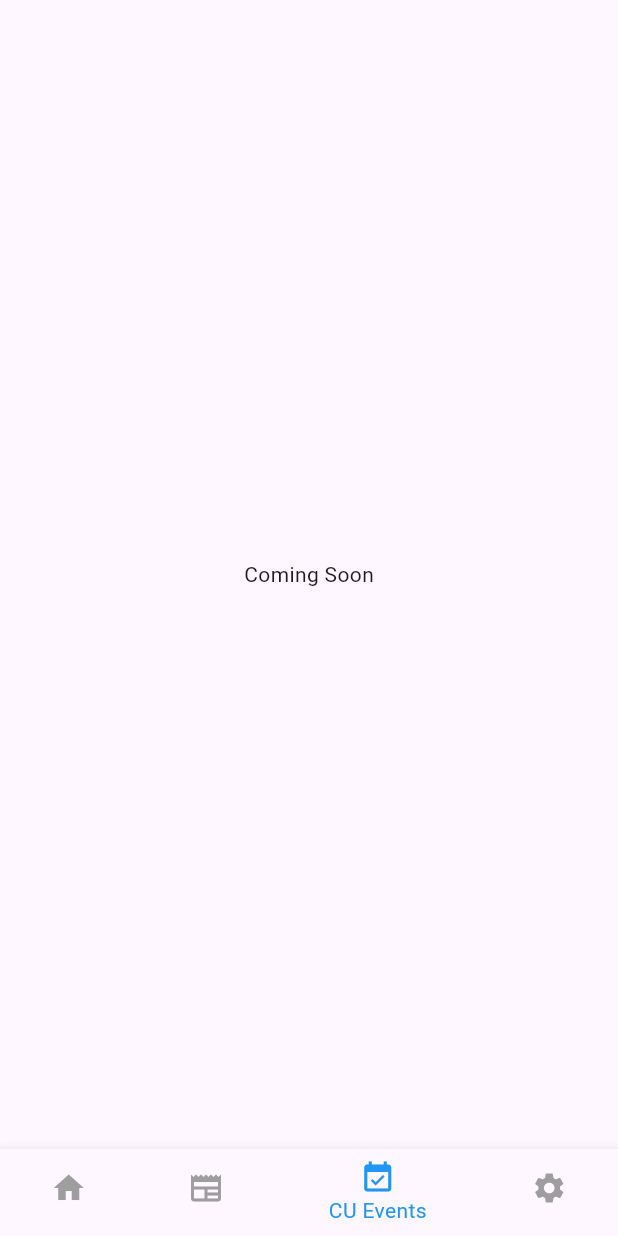
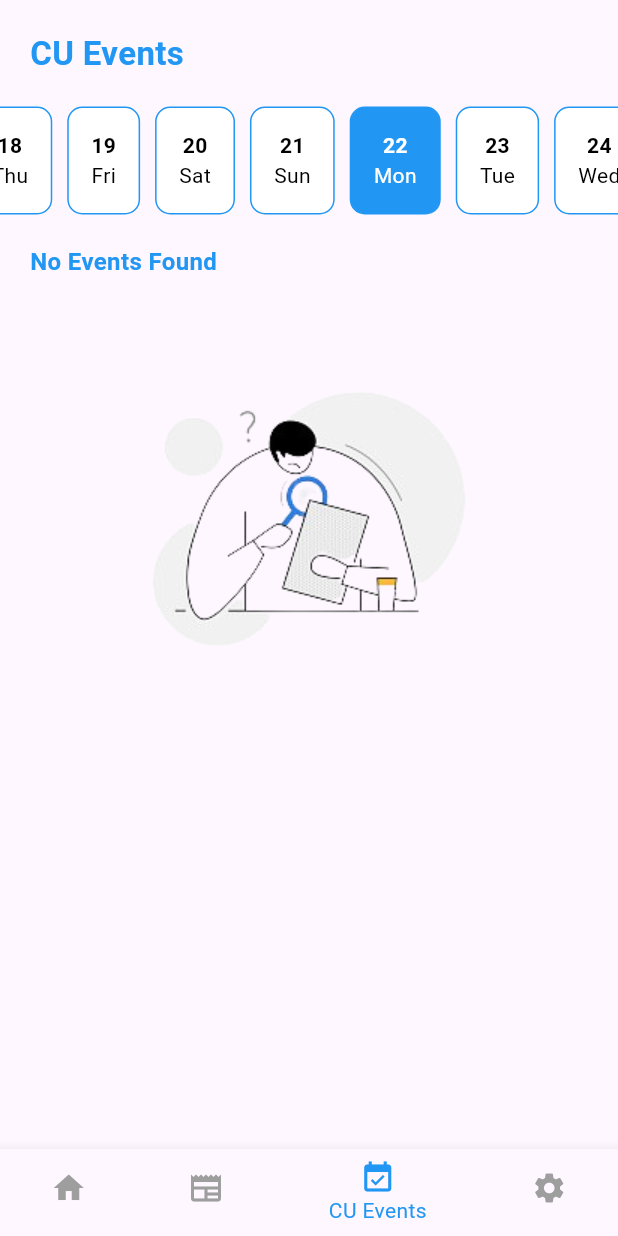
Before and after one commit to ThihaThantSin777/color-ado, a Flutter app: the screen it shows after launch, item 3 of the bottom bar chosen, on a phone screen of 412 x 824 dp. Run offline on Flutter 3.47's test engine with Material 3 defaults, Android fonts, the light colour scheme and no system bars; our stand-ins replace cached_network_image, firebase_core, firebase_database; accounts and stored records are empty.

Commit message:
CU Events implementation

```diff
--- /dev/null
+++ b/lib/bloc/users/cu_events_bloc.dart
@@ -0,0 +1,39 @@
+import 'package:color_ado/bloc/base_bloc.dart';
+import 'package:color_ado/data/model/color_ado_model.dart';
+import 'package:color_ado/data/vos/cu_events_vo/cu_events_vo.dart';
+import 'package:color_ado/utils/string_extensions.dart';
+
+class CUEventsBloc extends BaseBloc {
+  List<CUEventsVO>? _storeAllCUEvents;
+  List<CUEventsVO>? _cuEvents;
+
+  List<CUEventsVO>? get getCUEvents => _cuEvents;
+
+  int? _cuEventsCountByDate;
+
+  int? get getCUEventsCountByDate => _cuEventsCountByDate;
+
+  final ColorAdoModel _colorAdoModel = ColorAdoModel();
+
+  CUEventsBloc() {
+    _colorAdoModel.getCUEvents().listen((cuEvents) {
+      if (cuEvents.isEmpty) {
+        _cuEvents = [];
+        _storeAllCUEvents = [];
+        _cuEventsCountByDate = 0;
+      } else {
+        _storeAllCUEvents = cuEvents;
+        final currentDateTime = DateTime.now().toString().getYearMonthDay;
+        _cuEvents = _storeAllCUEvents?.where((data) => data.createdAt.getYearMonthDay == currentDateTime).toList();
+        _cuEventsCountByDate = _cuEvents?.length;
+      }
+      notifyListeners();
+    });
+  }
+
+  void onTapDateSelect(DateTime selectDateTime) {
+    _cuEvents = _storeAllCUEvents?.where((data) => data.createdAt.getYearMonthDay == selectDateTime.toString().getYearMonthDay).toList();
+    _cuEventsCountByDate = _cuEvents?.length;
+    notifyListeners();
+  }
+}
--- a/lib/data/model/color_ado_model.dart
+++ b/lib/data/model/color_ado_model.dart
@@ -1,5 +1,6 @@
 import 'package:color_ado/data/vos/banner_vo/banner_vo.dart';
 import 'package:color_ado/data/vos/centers_vo/centers_vo.dart';
+import 'package:color_ado/data/vos/cu_events_vo/cu_events_vo.dart';
 import 'package:color_ado/data/vos/facilities_vo/facilities_vo.dart';
 import 'package:color_ado/data/vos/local_and_international_relations_vo/local_and_international_relations_vo.dart';
 import 'package:color_ado/data/vos/news_vo/news_vo.dart';
@@ -24,4 +25,6 @@ class ColorAdoModel {
   Stream<List<LocalAndInternationalRelationsVO>> getLocalAndInternationalRelations() => _adoDataAgent.getLocalAndInternationalRelations();
 
   Stream<List<NewsVO>> getNews() => _adoDataAgent.getNews();
+
+  Stream<List<CUEventsVO>> getCUEvents() => _adoDataAgent.getCUEvents();
 }
--- /dev/null
+++ b/lib/data/vos/cu_events_vo/cu_events_vo.dart
@@ -0,0 +1,23 @@
+import 'package:json_annotation/json_annotation.dart';
+
+part 'cu_events_vo.g.dart';
+
+@JsonSerializable()
+class CUEventsVO {
+  int id;
+  String title;
+  String description;
+  @JsonKey(name: 'create_at')
+  String createdAt;
+
+  CUEventsVO(
+    this.id,
+    this.title,
+    this.description,
+    this.createdAt,
+  );
+
+  factory CUEventsVO.fromJson(Map<String, dynamic> json) => _$CUEventsVOFromJson(json);
+
+  Map<String, dynamic> toJson() => _$CUEventsVOToJson(this);
+}
--- a/lib/network/data_agent/color_ado_data_agents.dart
+++ b/lib/network/data_agent/color_ado_data_agents.dart
@@ -1,5 +1,6 @@
 import 'package:color_ado/data/vos/banner_vo/banner_vo.dart';
 import 'package:color_ado/data/vos/centers_vo/centers_vo.dart';
+import 'package:color_ado/data/vos/cu_events_vo/cu_events_vo.dart';
 import 'package:color_ado/data/vos/facilities_vo/facilities_vo.dart';
 import 'package:color_ado/data/vos/local_and_international_relations_vo/local_and_international_relations_vo.dart';
 import 'package:color_ado/data/vos/news_vo/news_vo.dart';
@@ -14,4 +15,6 @@ abstract class ColorAdoDataAgent {
   Stream<List<LocalAndInternationalRelationsVO>> getLocalAndInternationalRelations();
 
   Stream<List<NewsVO>> getNews();
+
+  Stream<List<CUEventsVO>> getCUEvents();
 }
--- /dev/null
+++ b/lib/pages/users/home/cu_events_page.dart
@@ -0,0 +1,130 @@
+import 'package:color_ado/bloc/users/cu_events_bloc.dart';
+import 'package:color_ado/data/vos/cu_events_vo/cu_events_vo.dart';
+import 'package:color_ado/pages/users/home/cu_events_details_page.dart';
+import 'package:color_ado/resources/dimens.dart';
+import 'package:color_ado/utils/string_extensions.dart';
+import 'package:color_ado/widgets/blue_card_container_widget.dart';
+import 'package:color_ado/widgets/custom_date_picker_widget.dart';
+import 'package:color_ado/widgets/data_empty_widget.dart';
+import 'package:flutter/material.dart';
+import 'package:provider/provider.dart';
+
+class CUEventsPage extends StatelessWidget {
+  const CUEventsPage({super.key});
+
+  @override
+  Widget build(BuildContext context) {
+    return ChangeNotifierProvider<CUEventsBloc>(
+      create: (_) => CUEventsBloc(),
+      child: Scaffold(
+        body: SafeArea(
+          child: Column(
+            mainAxisSize: MainAxisSize.min,
+            crossAxisAlignment: CrossAxisAlignment.start,
+            children: [
+              const SizedBox(
+                height: kSP20x,
+              ),
+              const Padding(
+                padding: EdgeInsets.only(
+                  left: kSP20x,
+                ),
+                child: Text(
+                  'CU Events',
+                  style: TextStyle(
+                    color: Colors.blue,
+                    fontSize: kFontSize22x,
+                    fontWeight: FontWeight.w600,
+                  ),
+                ),
+              ),
+              const SizedBox(
+                height: kSP10x,
+              ),
+              Builder(builder: (context) {
+                return CustomDatePickerWidget(
+                  onTapDate: (date) {
+                    final bloc = context.read<CUEventsBloc>();
+                    bloc.onTapDateSelect(date);
+                  },
+                );
+              }),
+              const SizedBox(
+                height: kSP10x,
+              ),
+              Padding(
+                padding: const EdgeInsets.only(
+                  left: kSP20x,
+                ),
+                child: Selector<CUEventsBloc, int?>(
+                    selector: (_, bloc) => bloc.getCUEventsCountByDate,
+                    builder: (_, count, __) {
+                      final foundEvents = '$count event'.addS(count ?? 0);
+                      if (count == 0) {
+                        return const Text(
+                          'No Events Found',
+                          style: TextStyle(
+                            fontWeight: FontWeight.w600,
+                            color: Colors.blue,
+                            fontSize: kFontSize16x,
+                          ),
+                        );
+                      }
+                      return Text(
+                        '$foundEvents Found',
+                        style: const TextStyle(
+                          fontWeight: FontWeight.w600,
+                          color: Colors.blue,
+                          fontSize: kFontSize16x,
+                        ),
+                      );
+                    }),
+              ),
+              const SizedBox(
+                height: kSP10x,
+              ),
+              Selector<CUEventsBloc, List<CUEventsVO>?>(
+                  selector: (_, bloc) => bloc.getCUEvents,
+                  builder: (_, cuEvents, __) {
+                    if (cuEvents == null) {
+                      return const SizedBox();
+                    }
+                    if (cuEvents.isEmpty) {
+                      return const DataEmptyWidget();
+                    }
+                    return Flexible(
+                        child: ListView.separated(
+                      padding: const EdgeInsets.all(kSP20x),
+                      separatorBuilder: (_, bloc) => const SizedBox(
+                        height: kSP20x,
+                      ),
+                      itemCount: cuEvents.length,
+                      itemBuilder: (_, index) {
+                        final newData = cuEvents[index];
+                        return GestureDetector(
+                          onTap: () {
+                            Navigator.of(context).push(
+                              MaterialPageRoute(
+                                builder: (_) => CUEventsDetailsPage(
+                                  description: newData.description,
+                                  title: newData.title,
+                                ),
+                              ),
+                            );
+                          },
+                          child: BlueCardContainerWidget(
+                            title: newData.title,
+                            description: newData.description,
+                            createdAt: newData.createdAt,
+                          ),
+                        );
+                      },
+                    ));
+                  }),
+            ],
+          ),
+        ),
+      ),
+    );
+  }
+}
--- a/lib/pages/users/home/index_page.dart
+++ b/lib/pages/users/home/index_page.dart
@@ -1,5 +1,6 @@
 import 'package:color_ado/bloc/users/index_bloc.dart';
 import 'package:color_ado/pages/coming_soon_page.dart';
+import 'package:color_ado/pages/users/home/cu_events_page.dart';
 import 'package:color_ado/pages/users/home/home_page.dart';
 import 'package:color_ado/pages/users/home/news_page.dart';
 import 'package:color_ado/resources/strings.dart';
@@ -23,7 +24,7 @@ class IndexPage extends StatelessWidget {
                   children: const [
                     HomePage(),
                     NewsPage(),
-                    ComingSoonPage(),
+                    CUEventsPage(),
                     ComingSoonPage(),
                   ],
                 )),
--- a/lib/resources/dimens.dart
+++ b/lib/resources/dimens.dart
@@ -38,7 +38,8 @@ const kDetailsPageImageHeight = 300.0;
 const kCardImageHorizontalListHeight = 150.0;
 
 ///Blue Card Container Height
-const kBlueCardContainerHeight = 270.0;
+const kBlueCardContainerHeight = 265.0;
+const kBlueCardDateIconSize = 14.0;
 
 ///Font Size
 const kFontSize16x = 16.0;
--- a/lib/resources/strings.dart
+++ b/lib/resources/strings.dart
@@ -18,3 +18,4 @@ const kFacilitiesPath = 'facilities';
 const kCentersPath = 'centers';
 const kLocalAndInternationalRelationsPath = 'local_and_international_relations';
 const kNewsPath = 'news';
+const kCUEventsPath = 'cu_events';
--- /dev/null
+++ b/lib/widgets/custom_date_picker_widget.dart
@@ -0,0 +1,117 @@
+import 'package:color_ado/resources/dimens.dart';
+import 'package:flutter/material.dart';
+import 'package:intl/intl.dart';
+
+class CustomDatePickerWidget extends StatefulWidget {
+  const CustomDatePickerWidget({
+    super.key,
+    required this.onTapDate,
+  });
+
+  final Function(DateTime) onTapDate;
+
+  @override
+  State<CustomDatePickerWidget> createState() => _CustomDatePickerWidgetState();
+}
+
+class _CustomDatePickerWidgetState extends State<CustomDatePickerWidget> {
+  int selectedMonth = DateTime.now().month;
+  int selectedYear = DateTime.now().year;
+  int selectedDay = DateTime.now().day;
+  final ScrollController _scrollController = ScrollController();
+
+  @override
+  void initState() {
+    super.initState();
+    WidgetsBinding.instance.addPostFrameCallback((_) {
+      _scrollToSelectedDate();
+    });
+  }
+
+  List<DateTime> generateDates(int month, int year) {
+    int daysInMonth = DateTime(year, month + 1, 0).day;
+    List<DateTime> dates = List<DateTime>.generate(daysInMonth, (index) {
+      return DateTime(year, month, index + 1);
+    });
+    return dates;
+  }
+
+  void _scrollToSelectedDate() {
+    int index = selectedDay - 1;
+    double position = index * 56.0;
+    _scrollController.animateTo(
+      position,
+      duration: const Duration(seconds: 1),
+      curve: Curves.easeInOut,
+    );
+  }
+
+  @override
+  Widget build(BuildContext context) {
+    List<DateTime> dates = generateDates(selectedMonth, selectedYear);
+    DateFormat dayFormat = DateFormat('dd');
+    DateFormat weekDayFormat = DateFormat('EEE');
+
+    return Column(
+      children: [
+        SingleChildScrollView(
+          controller: _scrollController,
+          scrollDirection: Axis.horizontal,
+          child: Padding(
+            padding: const EdgeInsets.symmetric(
+              horizontal: kSP20x,
+            ),
+            child: Row(
+              children: dates.map((date) {
+                bool isSelected = date.day == selectedDay;
+                return GestureDetector(
+                  onTap: () {
+                    widget.onTapDate(date);
+                    setState(() {
+                      selectedDay = date.day;
+                    });
+                  },
+                  child: Container(
+                    margin: const EdgeInsets.symmetric(horizontal: kSP5x, vertical: kSP10x),
+                    padding: const EdgeInsets.all(kSP15x),
+                    decoration: BoxDecoration(
+                      color: isSelected ? Colors.blue : Colors.white,
+                      borderRadius: BorderRadius.circular(kSP10x),
+                      border: Border.all(
+                        color: Colors.blue,
+                        width: 1,
+                      ),
+                    ),
+                    child: Column(
+                      children: [
+                        Text(
+                          dayFormat.format(date),
+                          style: TextStyle(
+                            color: isSelected ? Colors.white : Colors.black,
+                            fontWeight: FontWeight.bold,
+                          ),
+                        ),
+                        Text(
+                          weekDayFormat.format(date),
+                          style: TextStyle(
+                            color: isSelected ? Colors.white : Colors.black,
+                          ),
+                        ),
+                      ],
+                    ),
+                  ),
+                );
+              }).toList(),
+            ),
+          ),
+        ),
+      ],
+    );
+  }
+
+  @override
+  void dispose() {
+    _scrollController.dispose();
+    super.dispose();
+  }
+}
--- a/pubspec.yaml
+++ b/pubspec.yaml
@@ -68,7 +68,6 @@ flutter:
 
   # To add assets to your application, add an assets section, like this:
   assets:
-    - assets/icons/
     - assets/images/
 
   # An image asset can refer to one or more resolution-specific "variants", see
```
Also changed, not shown: lib/network/data_agent/color_ado_data_agents_impl.dart (+10 -0 lines), lib/pages/users/home/cu_events_details_page.dart (added, +51 -0 lines), lib/utils/string_extensions.dart (+10 -0 lines), lib/widgets/blue_card_container_widget.dart (+19 -6 lines), lib/data/vos/cu_events_vo/cu_events_vo.g.dart (added).
